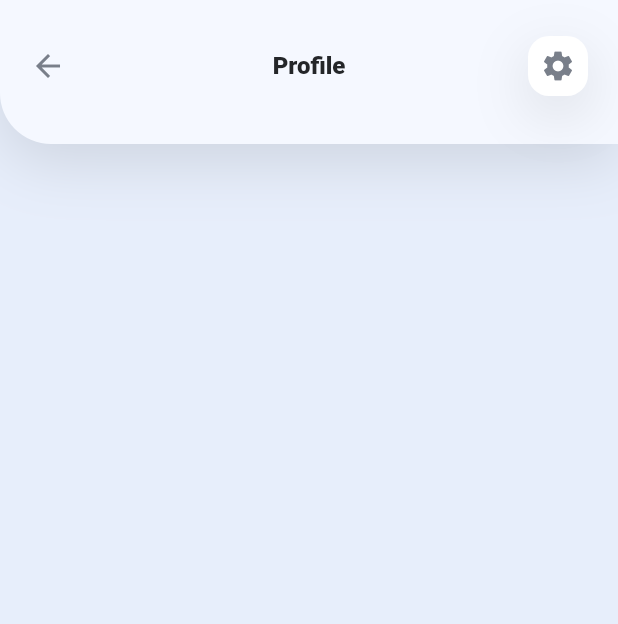
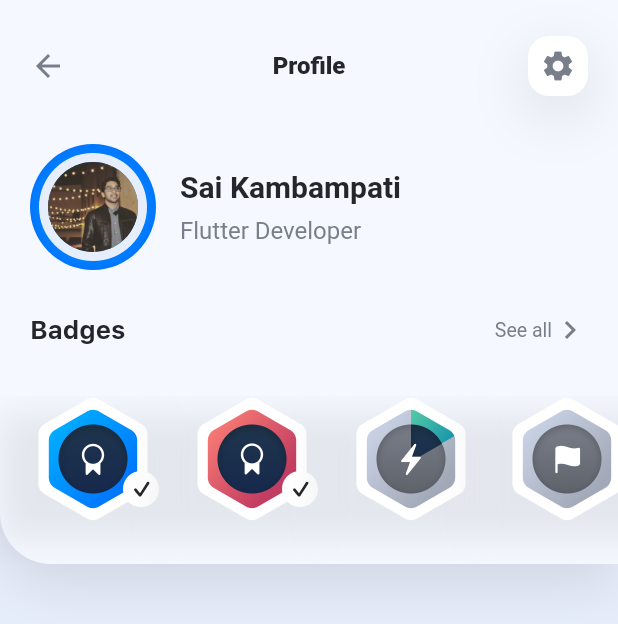
Before and after one commit to romansenin/design-code, a Flutter app: the ProfileScreen screen opened directly, on a phone screen of 412 x 824 dp. Shown: the top 624 px of the screen. Run offline on Flutter 3.47's test engine with Material 2 defaults, Android fonts, the phone set to English and light mode, and no system bars; our stand-ins replace sliding_up_panel.

Commit message:
populate profile screen

```diff
--- a/lib/screens/profile_screen.dart
+++ b/lib/screens/profile_screen.dart
@@ -5,6 +5,13 @@ import 'package:flutter/material.dart';
 import 'package:new_app/constants.dart';
 
 class ProfileScreen extends StatelessWidget {
+  final List<String> badges = [
+    'badge-01.png',
+    'badge-02.png',
+    'badge-03.png',
+    'badge-04.png',
+  ];
+
   @override
   Widget build(BuildContext context) {
     return Scaffold(
@@ -91,6 +98,113 @@ class ProfileScreen extends StatelessWidget {
                         ],
                       ),
                     ),
+                    Padding(
+                      padding: EdgeInsets.symmetric(horizontal: 20.0),
+                      child: Row(
+                        children: [
+                          Container(
+                            child: Padding(
+                              padding: EdgeInsets.all(6.0),
+                              child: Container(
+                                padding: EdgeInsets.all(6),
+                                child: CircleAvatar(
+                                  backgroundImage:
+                                      AssetImage('asset/images/profile.jpg'),
+                                  radius: 30.0,
+                                ),
+                                decoration: BoxDecoration(
+                                  color: kBackgroundColor,
+                                  borderRadius: BorderRadius.circular(42.0),
+                                ),
+                              ),
+                            ),
+                            height: 84,
+                            width: 84,
+                            decoration: BoxDecoration(
+                              gradient: RadialGradient(
+                                colors: [
+                                  Color(0xFF00AEFF),
+                                  Color(0xFF0076FF),
+                                ],
+                              ),
+                              borderRadius: BorderRadius.circular(42.0),
+                            ),
+                          ),
+                          SizedBox(
+                            width: 16,
+                          ),
+                          Column(
+                            crossAxisAlignment: CrossAxisAlignment.start,
+                            children: [
+                              Text("Sai Kambampati", style: kTitle2Style),
+                              SizedBox(height: 8.0),
+                              Text(
+                                "Flutter Developer",
+                                style: kSecondaryCalloutLabelStyle,
+                              ),
+                            ],
+                          )
+                        ],
+                      ),
+                    ),
+                    Padding(
+                      padding: EdgeInsets.only(top: 28, bottom: 16),
+                      child: Column(
+                        children: [
+                          Padding(
+                            padding: EdgeInsets.symmetric(
+                              horizontal: 20,
+                            ),
+                            child: Row(
+                              mainAxisAlignment: MainAxisAlignment.spaceBetween,
+                              children: [
+                                Text(
+                                  "Badges",
+                                  style: kHeadlineLabelStyle,
+                                ),
+                                Row(
+                                  children: [
+                                    Text(
+                                      "See all",
+                                      style: kSearchPlaceholderStyle,
+                                    ),
+                                    Icon(
+                                      Icons.chevron_right,
+                                      color: kSecondaryLabelColor,
+                                    ),
+                                  ],
+                                ),
+                              ],
+                            ),
+                          ),
+                        ],
+                      ),
+                    ),
+                    SizedBox(height: 16),
+                    Container(
+                      height: 112,
+                      child: ListView.builder(
+                        padding: EdgeInsets.only(
+                          bottom: 28,
+                        ),
+                        scrollDirection: Axis.horizontal,
+                        itemCount: badges.length,
+                        itemBuilder: (context, index) {
+                          return Container(
+                            padding: EdgeInsets.only(
+                                left: 20,
+                                right: index == badges.length - 1 ? 20 : 0),
+                            decoration: BoxDecoration(boxShadow: [
+                              BoxShadow(
+                                  color: kShadowColor.withOpacity(0.1),
+                                  offset: Offset(0, 12),
+                                  blurRadius: 18)
+                            ]),
+                            child: Image.asset('asset/badges/${badges[index]}'),
+                          );
+                        },
+                      ),
+                    )
                   ],
                 ),
               ),
```
